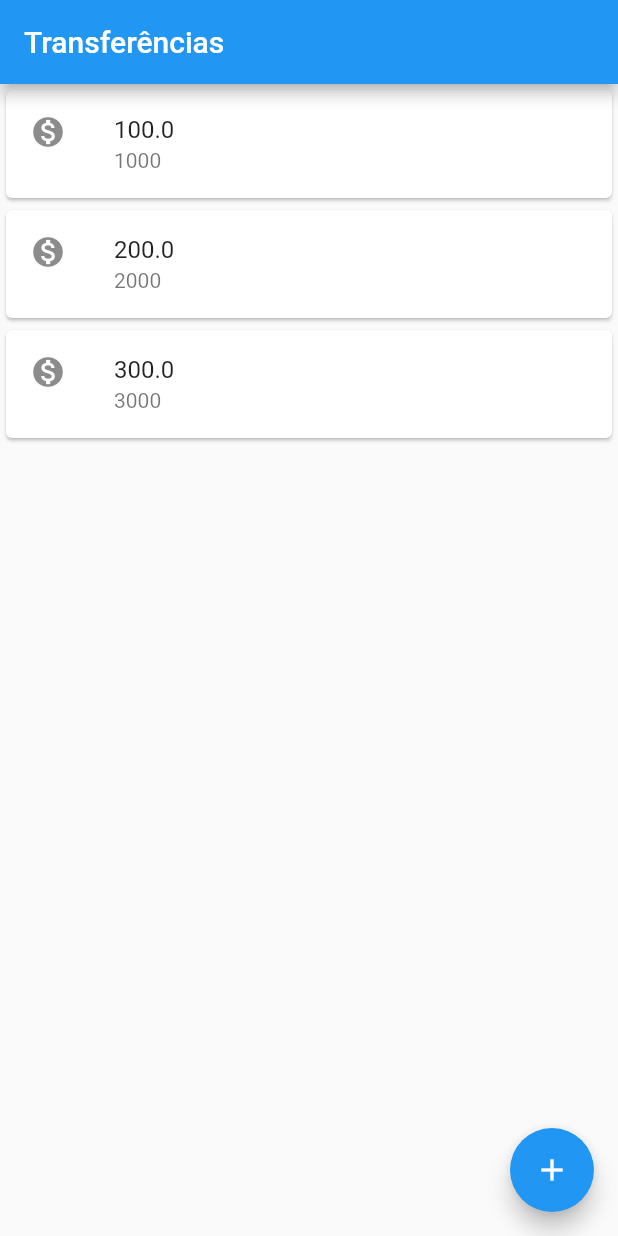
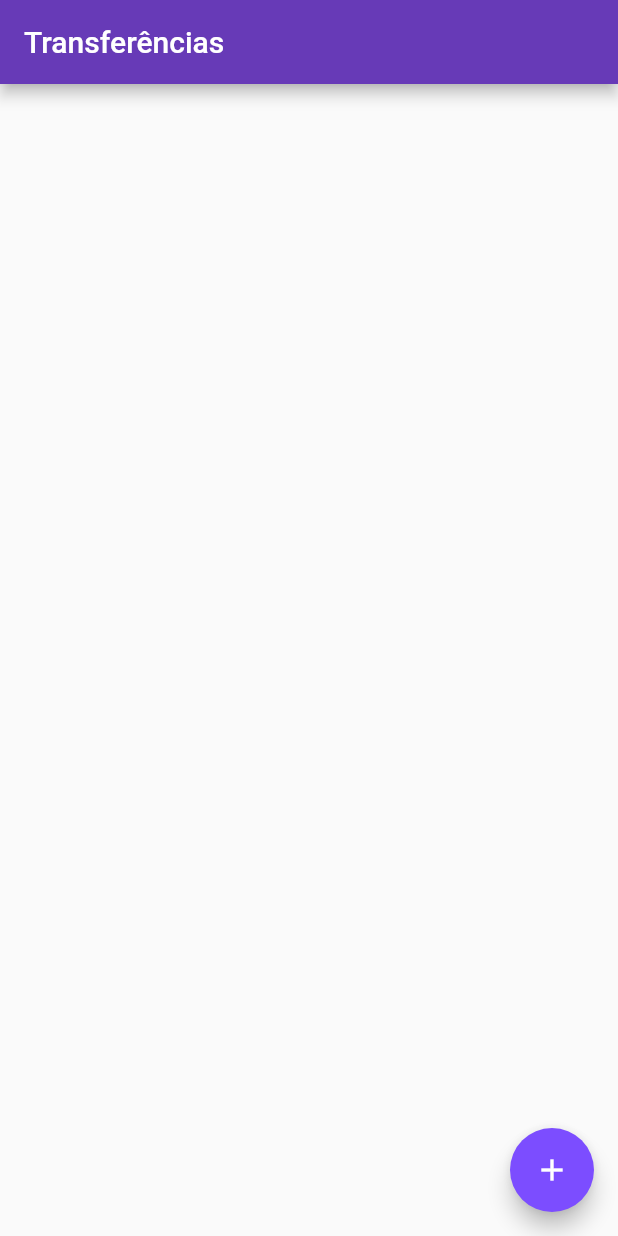
Before and after one commit to Ismael-r-pithan/Flutter-MaterialWidgets, a Flutter app: the screen it shows after launch, on a phone screen of 412 x 824 dp. Run offline on Flutter 3.47's test engine with Material 2 defaults, Android fonts, the phone set to English and light mode, and no system bars.

Commit message:
alterando layout

```diff
--- a/lib/main.dart
+++ b/lib/main.dart
@@ -6,8 +6,17 @@ class BytebankApp extends StatelessWidget {
   @override
   Widget build(BuildContext context) {
     return MaterialApp(
-      home: Scaffold(
-        body: ListaTransferencias(),
+      home: ListaTransferencias(),
+      theme: ThemeData(
+        colorScheme: ColorScheme.fromSwatch(
+          primarySwatch: Colors.deepPurple,
+        ).copyWith(
+          secondary: Colors.deepPurpleAccent,
+        ),
+        buttonTheme: ButtonThemeData(
+            buttonColor: Colors.deepPurple,
+            textTheme: ButtonTextTheme.primary
+        ),
       ),
       );
   }
@@ -24,31 +33,35 @@ class FormularioTransferencia extends StatelessWidget {
       appBar: AppBar(
         title: Text('Criando Transferências'),
       ),
-      body: Column(
+      body: SingleChildScrollView(
+        child: Column(
           children: <Widget>[
           Editor(controlador: _controladorNumeroConta, rotulo: '0000', dica: 'Numero Conta', icone: null ),
             Editor(controlador: _controladorValor, rotulo: '0.00', dica: 'Valor', icone: Icons.monetization_on),
             ElevatedButton(
               child: Text('Confirmar'),
               onPressed: () {
-              _criaTransferencia();
+                _criaTransferencia(context);
               },
             ),
           ],
+        ),
       ),
     );
   }
 
 
 
-  void _criaTransferencia() {
+  void _criaTransferencia(BuildContext context) {
     final int? numeroConta = int.tryParse(_controladorNumeroConta.text);
     final double? valor = double.tryParse(_controladorValor.text);
     if(numeroConta != null && valor != null){
       final transferenciaCriada = Transferencia(valor, numeroConta);
       debugPrint('$transferenciaCriada');
+      Navigator.pop(context, transferenciaCriada);
     }
   }
+
 }
 
 class Transferencia {
@@ -82,30 +95,43 @@ class ItemTransferencia extends StatelessWidget {
 }
 
 
-class ListaTransferencias extends StatelessWidget {
+class ListaTransferencias extends StatefulWidget{
+  final List<Transferencia> _transferencias = List.empty(growable: true);
+
+  @override
+  State<StatefulWidget> createState() {
+    return ListaTransferenciasState();
+  }
+}
 
 
-
+class ListaTransferenciasState extends State<ListaTransferencias> {
   @override
   Widget build(BuildContext context) {
-    // TODO: implement build
     return Scaffold(
       appBar: AppBar(
         title: Text('Transferências'),
       ),
-      body: Column(children: <Widget>[
-        ItemTransferencia(Transferencia(100.0, 1000)),
-        ItemTransferencia(Transferencia(200.0, 2000)),
-        ItemTransferencia(Transferencia(300.0, 3000)),
-      ]),
+      body: ListView.builder(
+        itemCount: widget._transferencias.length,
+        itemBuilder: (context, indice) {
+          final transferencia = widget._transferencias[indice];
+          return ItemTransferencia(transferencia);
+        },
+      ),
       floatingActionButton: FloatingActionButton(
-        onPressed: () {
-          Navigator.push(context, MaterialPageRoute(builder: (context) {
+        child: Icon(Icons.add), onPressed: () {
+        final Future future = Navigator.push(context, MaterialPageRoute(builder: (context) {
           return FormularioTransferencia();
         }));
-        },
-        child: Icon(Icons.add),
-      ),
+        future.then((transferenciaRecebida) {
+          debugPrint('chegou no then do future');
+          debugPrint('$transferenciaRecebida');
+          if(widget._transferencias != null) {
+            widget._transferencias.add(transferenciaRecebida);
+          }
+        });
+      },),
     );
   }
 }
```
Lines whose indentation alone changed are shown as unchanged.
